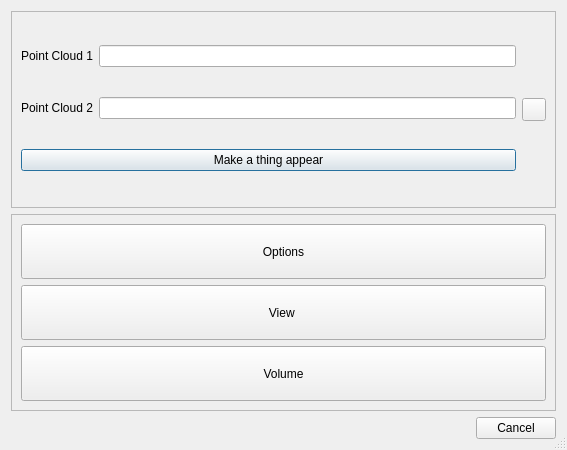
The window that plugins/qCMAT/ui/dlg.ui (SuzanaLucia/qCMAT) describes before a commit, drawn with Qt 5.
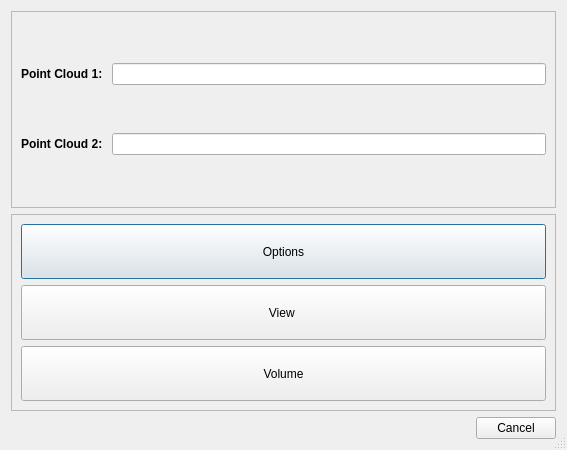
The same window after the commit. Icons and pictures are not drawn.

Diff of the .ui file:
```diff
--- a/plugins/qCMAT/ui/dlg.ui
+++ b/plugins/qCMAT/ui/dlg.ui
@@ -23,7 +23,7 @@
       <enum>QFrame::StyledPanel</enum>
      </property>
      <property name="frameShadow">
-      <enum>QFrame::Raised</enum>
+      <enum>QFrame::Sunken</enum>
      </property>
      <layout class="QHBoxLayout" name="horizontalLayout_3">
       <item>
@@ -32,8 +32,14 @@
          <layout class="QHBoxLayout" name="horizontalLayout">
           <item>
            <widget class="QLabel" name="label1">
+            <property name="font">
+             <font>
+              <weight>75</weight>
+              <bold>true</bold>
+             </font>
+            </property>
             <property name="text">
-             <string>Point Cloud 1</string>
+             <string>Point Cloud 1: </string>
             </property>
            </widget>
           </item>
@@ -50,8 +56,15 @@
          <layout class="QHBoxLayout" name="horizontalLayout_2">
           <item>
            <widget class="QLabel" name="label2">
+            <property name="font">
+             <font>
+              <weight>75</weight>
+              <bold>true</bold>
+              <underline>false</underline>
+             </font>
+            </property>
             <property name="text">
-             <string>Point Cloud 2</string>
+             <string>Point Cloud 2: </string>
             </property>
            </widget>
           </item>
@@ -64,23 +77,8 @@
           </item>
          </layout>
         </item>
-        <item>
-         <widget class="QPushButton" name="clearPushButton">
-          <property name="text">
-           <string>Make a thing appear</string>
-          </property>
-         </widget>
-        </item>
        </layout>
       </item>
-      <item>
-       <widget class="QToolButton" name="swapToolButton">
-        <property name="icon">
-         <iconset resource="../qCMAT.qrc">
-          <normaloff>:/CC/plugin/qCMAT/images/iconSwap.png</normaloff>:/CC/plugin/qCMAT/images/iconSwap.png</iconset>
-        </property>
-       </widget>
-      </item>
      </layout>
     </widget>
    </item>
@@ -90,7 +88,7 @@
       <enum>QFrame::StyledPanel</enum>
      </property>
      <property name="frameShadow">
-      <enum>QFrame::Raised</enum>
+      <enum>QFrame::Sunken</enum>
      </property>
      <layout class="QVBoxLayout" name="verticalLayout_3">
       <item>
```
